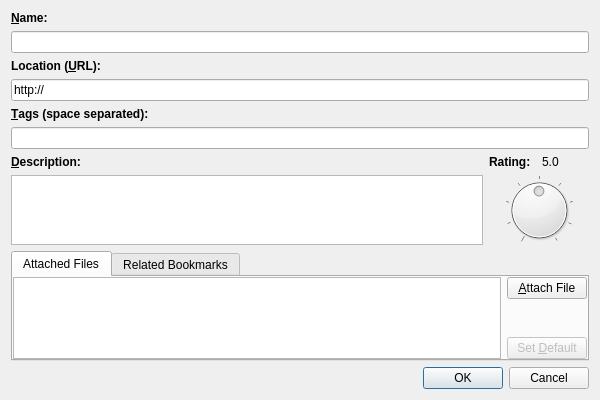
This is BookmarkEditDialog.ui in hossein/BookmarkManager as Qt 5 draws it before an edit. The edited form follows.
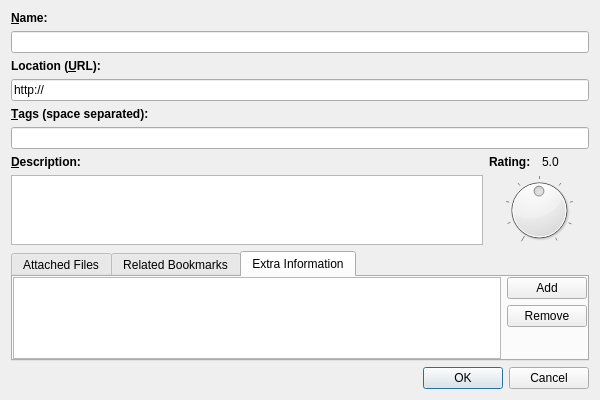
This is the edited form. The open tabs and pages were chosen to show the change. Custom widgets are drawn as their Qt base class.

Commit message:
Initial extra info set/retrieve and UI in BMEditDlg
UI doesn't have code.
Set/retrieve is done using lists, but i think we'll switch to Qt models
for extra infos instead.

Patch:
```diff
--- a/BookmarkEditDialog.ui
+++ b/BookmarkEditDialog.ui
@@ -409,6 +409,63 @@
        </item>
       </layout>
      </widget>
+     <widget class="QWidget" name="tabExtraInfo">
+      <attribute name="title">
+       <string>Extra Information</string>
+      </attribute>
+      <layout class="QHBoxLayout" name="horizontalLayout_5">
+       <property name="leftMargin">
+        <number>0</number>
+       </property>
+       <property name="topMargin">
+        <number>0</number>
+       </property>
+       <property name="rightMargin">
+        <number>0</number>
+       </property>
+       <property name="bottomMargin">
+        <number>0</number>
+       </property>
+       <item>
+        <widget class="QTableView" name="tvExtraInfos">
+         <property name="editTriggers">
+          <set>QAbstractItemView::DoubleClicked|QAbstractItemView::EditKeyPressed</set>
+         </property>
+        </widget>
+       </item>
+       <item>
+        <layout class="QVBoxLayout" name="verticalLayout_7">
+         <item>
+          <widget class="QPushButton" name="btnAddExtraInfo">
+           <property name="text">
+            <string>Add</string>
+           </property>
+          </widget>
+         </item>
+         <item>
+          <widget class="QPushButton" name="btnRemoveExtraInfo">
+           <property name="text">
+            <string>Remove</string>
+           </property>
+          </widget>
+         </item>
+         <item>
+          <spacer name="verticalSpacer_4">
+           <property name="orientation">
+            <enum>Qt::Vertical</enum>
+           </property>
+           <property name="sizeHint" stdset="0">
+            <size>
+             <width>20</width>
+             <height>17</height>
+            </size>
+           </property>
+          </spacer>
+         </item>
+        </layout>
+       </item>
+      </layout>
+     </widget>
     </widget>
    </item>
    <item>
@@ -424,17 +481,17 @@
   </layout>
  </widget>
  <customwidgets>
+  <customwidget>
+   <class>TagLineEdit</class>
+   <extends>QLineEdit</extends>
+   <header>TagLineEdit.h</header>
+  </customwidget>
   <customwidget>
    <class>BookmarksView</class>
    <extends>QWidget</extends>
    <header>BookmarksView.h</header>
    <container>1</container>
   </customwidget>
-  <customwidget>
-   <class>TagLineEdit</class>
-   <extends>QLineEdit</extends>
-   <header>TagLineEdit.h</header>
-  </customwidget>
  </customwidgets>
  <tabstops>
   <tabstop>leName</tabstop>
```
The commit also changes 3 other files.
